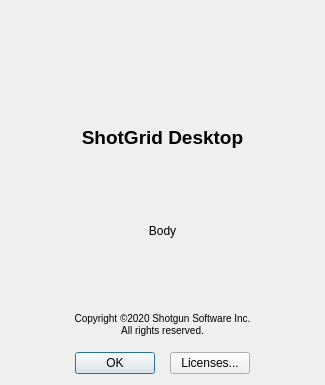
First picture: the form in resources/about_screen.ui, repository shotgunsoftware/tk-desktop, before the edit.
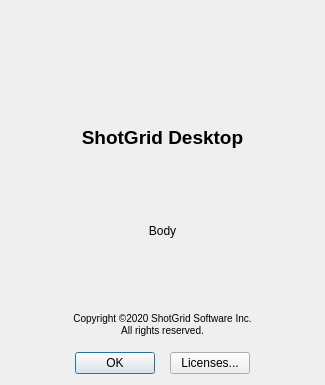
Second picture: the form after the edit. Icons and pictures are not drawn.

```diff
--- a/resources/about_screen.ui
+++ b/resources/about_screen.ui
@@ -113,7 +113,7 @@
       <string notr="true">font-size: 10px;</string>
      </property>
      <property name="text">
-      <string>Copyright ©2020 Shotgun Software Inc.
+      <string>Copyright ©2020 ShotGrid Software Inc.
 All rights reserved.</string>
      </property>
      <property name="alignment">
```
